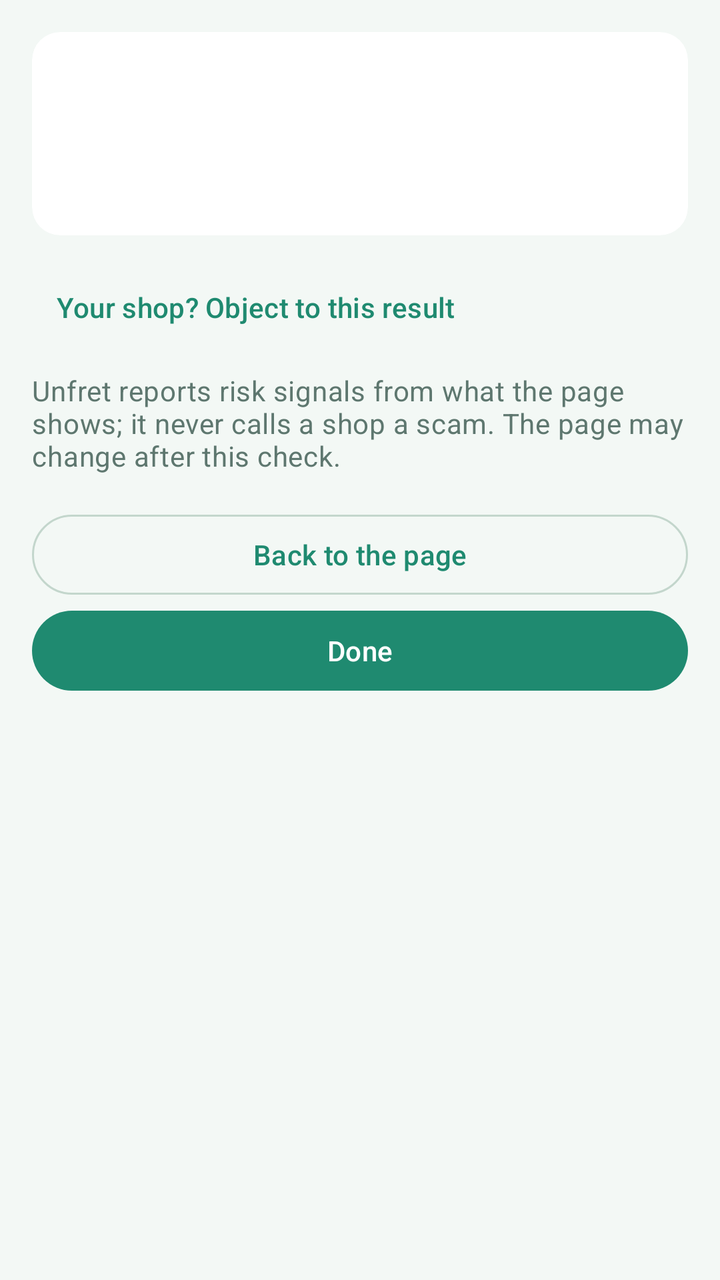
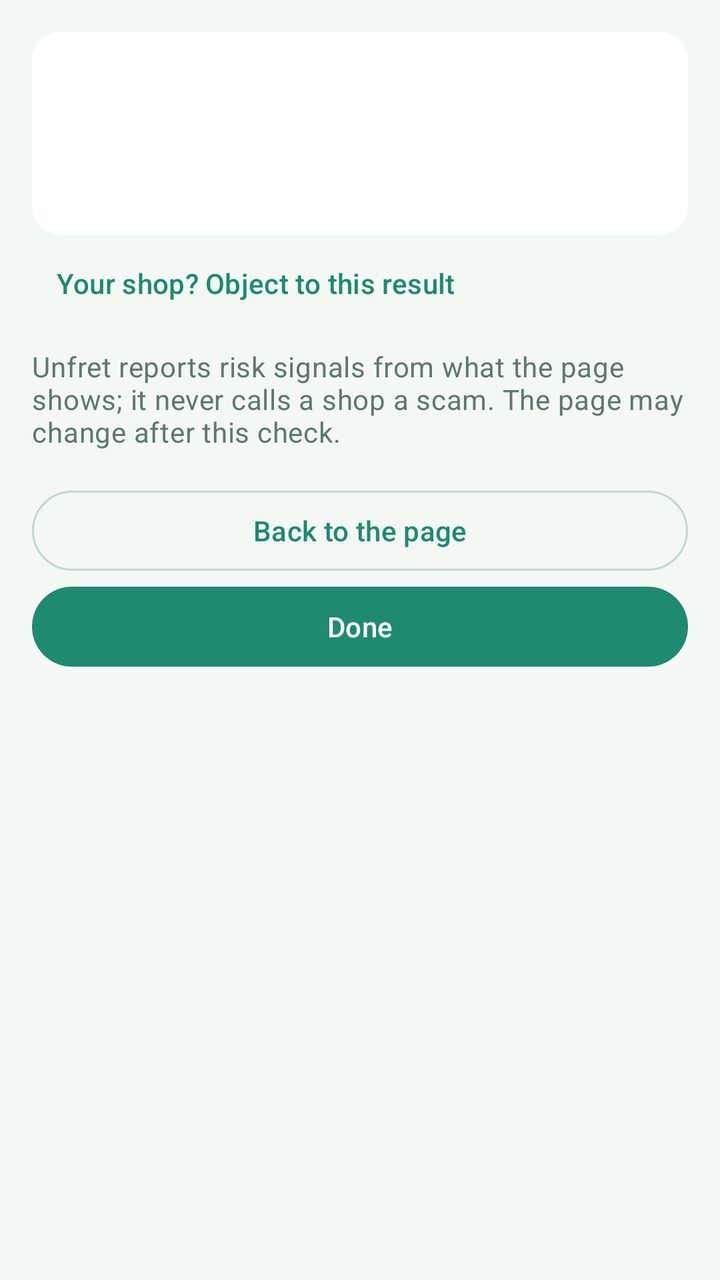

The first picture is an Android layout as it rendered before a commit; the second is the same layout after the commit. The layout source and the unified diff follow.
<!-- AndroidManifest.xml: application theme Theme.Unfret -->
<!-- res/layout/view_result.xml -->
<?xml version="1.0" encoding="utf-8"?>
<LinearLayout xmlns:android="http://schemas.android.com/apk/res/android"
    xmlns:app="http://schemas.android.com/apk/res-auto"
    android:layout_width="match_parent"
    android:layout_height="wrap_content"
    android:orientation="vertical"
    android:padding="16dp">

    <com.google.android.material.card.MaterialCardView
        android:id="@+id/band_card"
        android:layout_width="match_parent"
        android:layout_height="wrap_content"
        app:strokeWidth="0dp">

        <LinearLayout
            android:layout_width="match_parent"
            android:layout_height="wrap_content"
            android:orientation="vertical">

            <TextView
                android:id="@+id/risk_scale"
                android:layout_width="match_parent"
                android:layout_height="wrap_content"
                android:layout_marginBottom="8dp"
                android:importantForAccessibility="no"
                android:textAppearance="@style/TextAppearance.Unfret.Small"
                android:visibility="gone" />

            <LinearLayout
                android:layout_width="match_parent"
                android:layout_height="wrap_content"
                android:gravity="center_vertical"
                android:orientation="horizontal">

                <TextView
                    android:id="@+id/band_symbol"
                    android:layout_width="36dp"
                    android:layout_height="36dp"
                    android:background="@drawable/band_symbol"
                    android:gravity="center"
                    android:importantForAccessibility="no"
                    android:textColor="@color/on_band"
                    android:textSize="18sp"
                    android:textStyle="bold" />

                <TextView
                    android:id="@+id/band_label"
                    android:layout_width="0dp"
                    android:layout_height="wrap_content"
                    android:layout_marginStart="12dp"
                    android:layout_weight="1"
                    android:textAppearance="@style/TextAppearance.Material3.TitleLarge"
                    android:textColor="@color/ink"
                    android:textStyle="bold" />
            </LinearLayout>

            <TextView
                android:id="@+id/headline"
                android:layout_width="match_parent"
                android:layout_height="wrap_content"
                android:layout_marginTop="12dp"
                android:textAppearance="@style/TextAppearance.Material3.BodyLarge"
                android:textColor="@color/ink" />

            <TextView
                android:id="@+id/no_check"
                android:layout_width="match_parent"
                android:layout_height="wrap_content"
                android:layout_marginTop="8dp"
                android:textAppearance="@style/TextAppearance.Unfret.Small"
                android:visibility="gone" />
        </LinearLayout>
    </com.google.android.material.card.MaterialCardView>

    <LinearLayout
        android:id="@+id/sections"
        android:layout_width="match_parent"
        android:layout_height="wrap_content"
        android:orientation="vertical" />

    <com.google.android.material.button.MaterialButton
        android:id="@+id/object_result"
        style="@style/Widget.Material3.Button.TextButton"
        android:layout_width="wrap_content"
        android:layout_height="wrap_content"
        android:layout_marginTop="12dp"
        android:text="@string/object_result" />

    <TextView
        android:layout_width="match_parent"
        android:layout_height="wrap_content"
        android:layout_marginTop="8dp"
        android:text="@string/result_notice"
        android:textAppearance="@style/TextAppearance.Unfret.Small" />

    <com.google.android.material.button.MaterialButton
        android:id="@+id/back_to_page"
        style="@style/Widget.Material3.Button.OutlinedButton"
        android:layout_width="match_parent"
        android:layout_height="wrap_content"
        android:layout_marginTop="16dp"
        android:text="@string/back_to_page" />

    <com.google.android.material.button.MaterialButton
        android:id="@+id/done"
        android:layout_width="match_parent"
        android:layout_height="wrap_content"
        android:text="@string/done" />
</LinearLayout>
<!-- resources referenced by this layout -->
<resources>
  <color name="ink">#12302A</color>
  <color name="on_band">#FFFFFF</color>
  <!-- drawable band_symbol (drawable) -->
  <?xml version="1.0" encoding="utf-8"?>
  <shape xmlns:android="http://schemas.android.com/apk/res/android" android:shape="oval">
      <solid android:color="#FFFFFF" />
  </shape>
  <string name="back_to_page">Back to the page</string>
  <string name="done">Done</string>
  <string name="object_result">Your shop? Object to this result</string>
  <string name="result_notice">Unfret reports risk signals from what the page shows; it never calls a shop a scam. The page may change after this check.</string>
  <style name="TextAppearance.Unfret.Small" parent="TextAppearance.Material3.BodyMedium">
          <item name="android:textColor">@color/muted</item>
      </style>
  <style name="Theme.Unfret" parent="Theme.Material3.DayNight.NoActionBar">
          <item name="colorPrimary">@color/brand</item>
          <item name="colorOnPrimary">@color/on_brand</item>
          <item name="colorPrimaryContainer">@color/brand_soft</item>
          <item name="colorOnPrimaryContainer">@color/brand_ink</item>
          <item name="colorSecondary">@color/brand_strong</item>
          <item name="colorOnSecondary">@color/on_brand</item>
          <item name="colorSecondaryContainer">@color/brand_soft</item>
          <item name="colorOnSecondaryContainer">@color/brand_ink</item>
          <item name="colorTertiary">@color/brand_strong</item>
          <item name="android:colorBackground">@color/bg</item>
          <item name="colorOnBackground">@color/ink</item>
          <item name="colorSurface">@color/bg</item>
          <item name="colorOnSurface">@color/ink</item>
          <item name="colorOnSurfaceVariant">@color/muted</item>
          <item name="colorSurfaceContainerLowest">@color/surface</item>
          <item name="colorSurfaceContainerLow">@color/surface</item>
          <item name="colorSurfaceContainer">@color/surface</item>
          <item name="colorSurfaceContainerHigh">@color/surface_2</item>
          <item name="colorSurfaceContainerHighest">@color/surface_2</item>
          <item name="colorOutline">@color/line_strong</item>
          <item name="colorOutlineVariant">@color/line</item>
          <item name="colorError">@color/stop</item>
          <item name="materialCardViewStyle">@style/Widget.Unfret.Card</item>
      </style>
  <color name="muted">#5E776F</color>
  <color name="brand">#1F8A70</color>
  <color name="on_brand">#FFFFFF</color>
  <color name="brand_soft">#E1F1EA</color>
  <color name="brand_ink">#0F5C4A</color>
  <color name="brand_strong">#17705B</color>
  <color name="bg">#F3F8F5</color>
  <color name="surface">#FFFFFF</color>
  <color name="surface_2">#F6FAF8</color>
  <color name="line_strong">#C3D6CC</color>
  <color name="line">#D9E6DF</color>
  <color name="stop">#A8402F</color>
  <style name="Widget.Unfret.Card" parent="Widget.Material3.CardView.Outlined">
          <item name="cardBackgroundColor">@color/surface</item>
          <item name="strokeColor">@color/line</item>
          <item name="cardCornerRadius">14dp</item>
          <item name="contentPadding">16dp</item>
      </style>
</resources>

<!-- the commit's change to res/layout/view_result.xml (unified diff, before → after) -->
@@ -79,11 +79,19 @@
         android:orientation="vertical" />
 
     <com.google.android.material.button.MaterialButton
+        android:id="@+id/wrong_result"
+        style="@style/Widget.Material3.Button.TextButton"
+        android:layout_width="wrap_content"
+        android:layout_height="wrap_content"
+        android:layout_marginTop="12dp"
+        android:text="@string/wrong_result"
+        android:visibility="gone" />
+
+    <com.google.android.material.button.MaterialButton
         android:id="@+id/object_result"
         style="@style/Widget.Material3.Button.TextButton"
         android:layout_width="wrap_content"
         android:layout_height="wrap_content"
-        android:layout_marginTop="12dp"
         android:text="@string/object_result" />
 
     <TextView
<!-- resource entries referenced after the edit -->
@@ -11,6 +11,7 @@
   <string name="done">Done</string>
   <string name="object_result">Your shop? Object to this result</string>
   <string name="result_notice">Unfret reports risk signals from what the page shows; it never calls a shop a scam. The page may change after this check.</string>
+  <string name="wrong_result">Wrong result?</string>
   <style name="TextAppearance.Unfret.Small" parent="TextAppearance.Material3.BodyMedium">
           <item name="android:textColor">@color/muted</item>
       </style>
